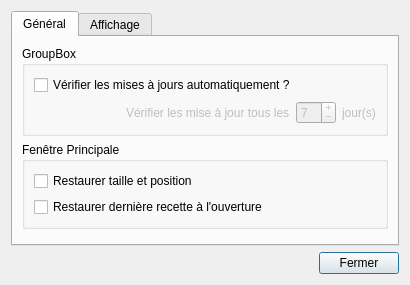
Qt form NMS_Crafting/dia_parametres.ui (Chucky2401/nms-crafting-tool) before a commit.
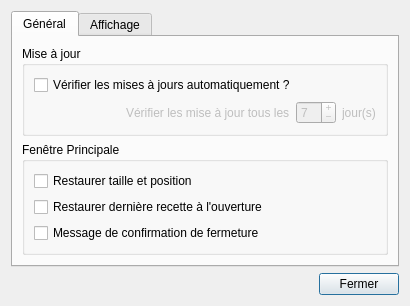
The same form after that commit.

```diff
--- a/NMS_Crafting/dia_parametres.ui
+++ b/NMS_Crafting/dia_parametres.ui
@@ -7,7 +7,7 @@
     <x>0</x>
     <y>0</y>
     <width>410</width>
-    <height>285</height>
+    <height>306</height>
    </rect>
   </property>
   <property name="minimumSize">
@@ -39,7 +39,7 @@
        <item>
         <widget class="QGroupBox" name="groupBox">
          <property name="title">
-          <string>GroupBox</string>
+          <string>Mise à jour</string>
          </property>
          <layout class="QVBoxLayout" name="verticalLayout_5">
           <item>
@@ -119,21 +119,28 @@
          <property name="title">
           <string>Fenêtre Principale</string>
          </property>
-         <layout class="QFormLayout" name="formLayout">
-          <item row="0" column="0">
+         <layout class="QVBoxLayout" name="verticalLayout_6">
+          <item>
            <widget class="QCheckBox" name="cbRestoreSizePos">
             <property name="text">
              <string>Restaurer taille et position</string>
             </property>
            </widget>
           </item>
-          <item row="1" column="0">
+          <item>
            <widget class="QCheckBox" name="cbRestoreRecipe">
             <property name="text">
              <string>Restaurer dernière recette à l'ouverture</string>
             </property>
            </widget>
           </item>
+          <item>
+           <widget class="QCheckBox" name="cbMessageFermeture">
+            <property name="text">
+             <string>Message de confirmation de fermeture</string>
+            </property>
+           </widget>
+          </item>
          </layout>
         </widget>
        </item>
```
Left out of the diff: 2 changed lines with no effect on the pictures.
